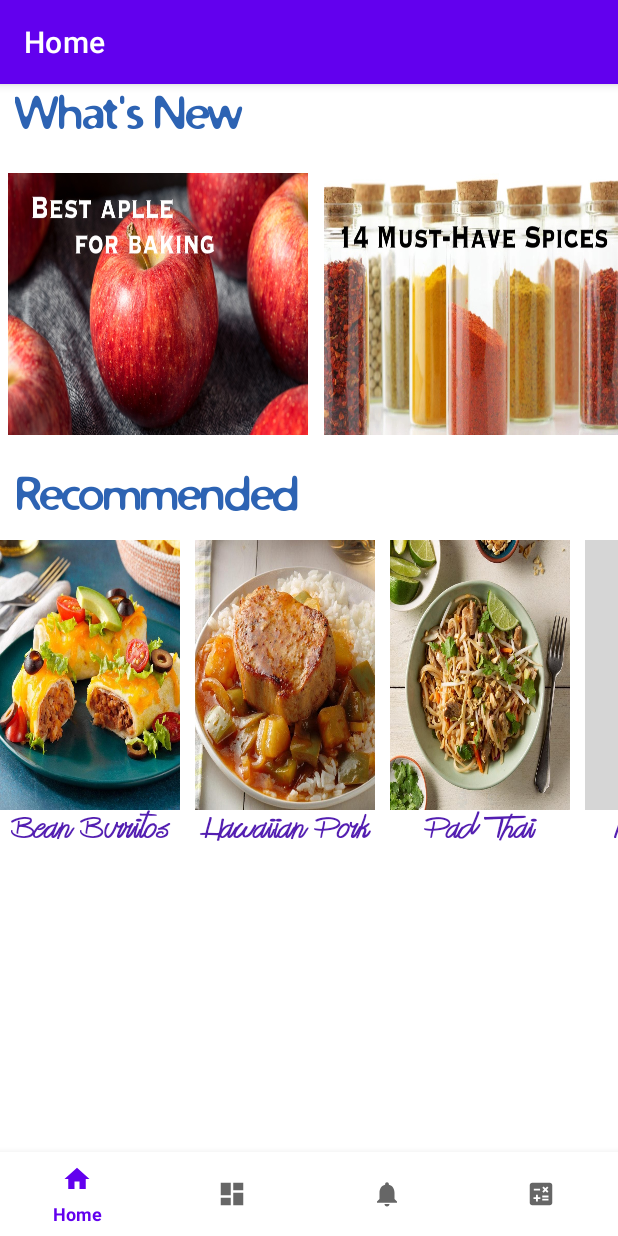
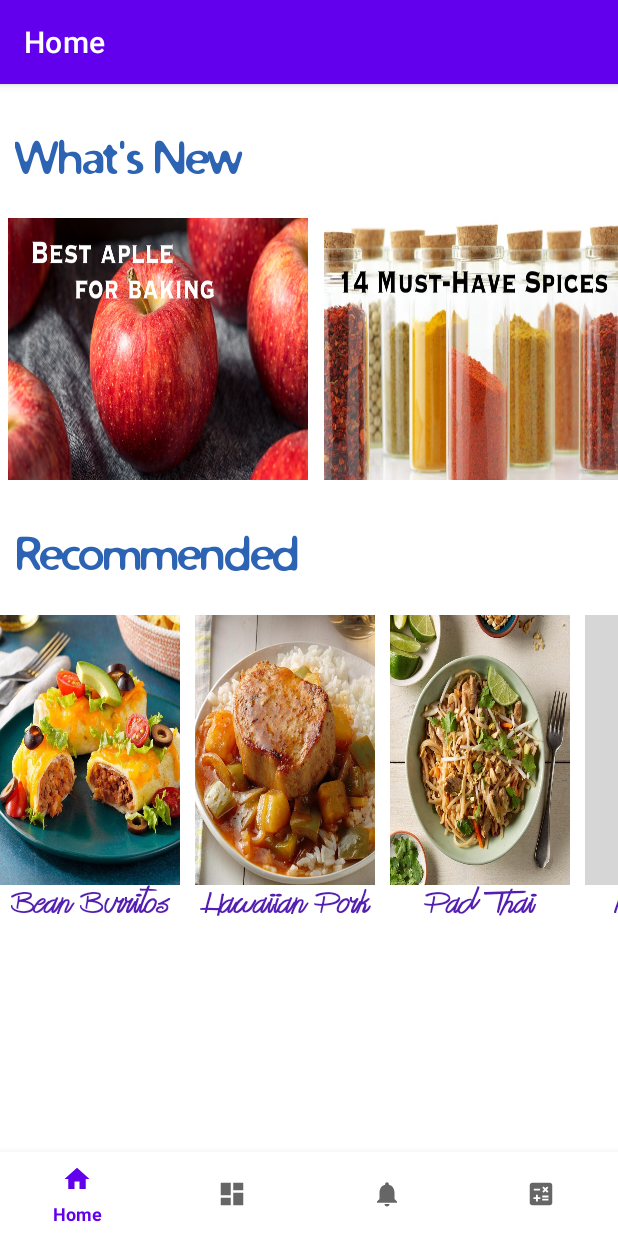
Before and after one commit to JohnSalinas123/CS4750_PantryPal, an Android app: the screen it shows after launch (MainActivity), on a phone screen of 412 x 824 dp. Run offline under Robolectric (Android 15) with nearby library versions, the phone set to English and light mode, and no system bars; our stand-ins replace navigation-ui; grey boxes are pictures that could not be loaded.

Commit message:
fix home layout

```diff
--- a/app/src/main/res/layout/fragment_home.xml
+++ b/app/src/main/res/layout/fragment_home.xml
@@ -15,6 +15,7 @@
         android:layout_height="40dp"
         android:layout_marginStart="10dp"
         android:layout_marginEnd="10dp"
+        android:layout_marginTop="30dp"
         android:layout_marginBottom="14dp"
         android:fontFamily="@font/distro"
         android:text="@string/news_text"
@@ -99,7 +100,7 @@
         android:layout_width="match_parent"
         android:layout_height="40dp"
         android:layout_marginStart="10dp"
-        android:layout_marginTop="20dp"
+        android:layout_marginTop="30dp"
         android:layout_marginEnd="10dp"
         android:fontFamily="@font/distro"
         android:text="@string/recommended_text"
@@ -109,21 +110,22 @@
 
     <HorizontalScrollView
         android:layout_width="match_parent"
-        android:layout_height="match_parent">
+        android:layout_height="302dp">
 
         <androidx.constraintlayout.widget.ConstraintLayout
             android:layout_width="wrap_content"
-            android:layout_height="match_parent">
+            android:layout_height="350dp"
+            android:layout_marginTop="10dp">
 
             <ImageButton
                 android:id="@+id/meal1"
                 android:layout_width="120dp"
                 android:layout_height="180dp"
                 android:layout_marginTop="10dp"
+                android:adjustViewBounds="true"
+                android:background="@null"
+                android:scaleType="fitXY"
                 android:src="@drawable/meal1"
-                android:adjustViewBounds="true"
-                android:scaleType="fitXY"
-                android:background="@null"
                 app:layout_constraintStart_toStartOf="parent"
                 app:layout_constraintTop_toTopOf="parent" />
 
@@ -146,10 +148,10 @@
                 android:layout_width="120dp"
                 android:layout_height="180dp"
                 android:layout_marginStart="10dp"
+                android:adjustViewBounds="true"
+                android:background="@null"
+                android:scaleType="fitXY"
                 android:src="@drawable/meal2"
-                android:adjustViewBounds="true"
-                android:scaleType="fitXY"
-                android:background="@null"
                 app:layout_constraintStart_toEndOf="@+id/meal1"
                 app:layout_constraintTop_toTopOf="@+id/meal1" />
 
@@ -171,10 +173,10 @@
                 android:layout_width="120dp"
                 android:layout_height="180dp"
                 android:layout_marginStart="10dp"
+                android:adjustViewBounds="true"
+                android:background="@null"
+                android:scaleType="fitXY"
                 android:src="@drawable/meal3"
-                android:adjustViewBounds="true"
-                android:scaleType="fitXY"
-                android:background="@null"
                 app:layout_constraintStart_toEndOf="@+id/meal2"
                 app:layout_constraintTop_toTopOf="@+id/meal2" />
 
@@ -196,10 +198,10 @@
                 android:layout_width="120dp"
                 android:layout_height="180dp"
                 android:layout_marginStart="10dp"
+                android:adjustViewBounds="true"
+                android:background="@null"
+                android:scaleType="fitXY"
                 android:src="@drawable/meal4"
-                android:adjustViewBounds="true"
-                android:scaleType="fitXY"
-                android:background="@null"
                 app:layout_constraintStart_toEndOf="@+id/meal3"
                 app:layout_constraintTop_toTopOf="@+id/meal3" />
 
```
